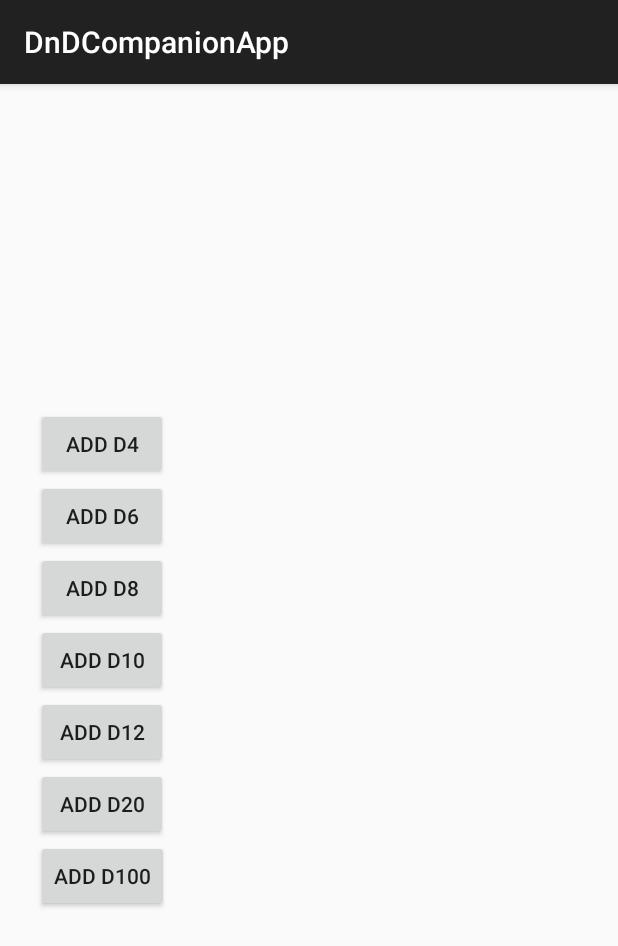
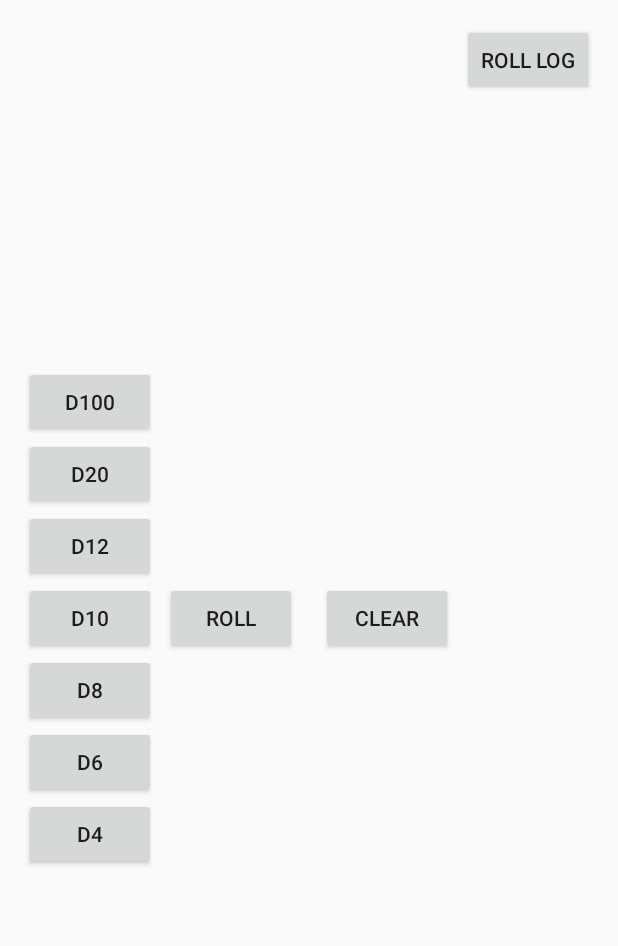
Before and after one commit to RaiderRaiden/DnDCompanionApp, an Android app built with Jetpack Compose: the screen it shows after launch (MainActivity), on a phone screen of 412 x 824 dp. Shown: the top 946 px of the screen. Run offline under Robolectric (Android 15) with nearby library versions, the phone set to English and light mode, and no system bars.

Commit message:
This model contains a fully functional app.
This contains a proper log cotaining history of previous rolls. Along with an updated UI.

```diff
--- a/app/src/main/java/com/example/dndcompanionapp/MainActivity.kt
+++ b/app/src/main/java/com/example/dndcompanionapp/MainActivity.kt
@@ -1,111 +1,127 @@
 package com.example.dndcompanionapp
 
+import android.content.Intent
 import android.os.Bundle
 import android.view.View
-import android.widget.*
+import android.widget.Button
+import android.widget.LinearLayout
+import android.widget.TextView
 import androidx.appcompat.app.AppCompatActivity
 import kotlin.random.Random
 
 class MainActivity : AppCompatActivity() {
 
-    private val diceTypes = listOf(4, 6, 8, 10, 12, 20, 100)
-    private val diceSelection = mutableMapOf<Int, Int>()
-    private val diceButtons = mutableMapOf<Int, Button>()
-
-    private lateinit var summaryText: TextView
-    private lateinit var resultText: TextView
-    private lateinit var totalText: TextView
-    private lateinit var buttonsCenterContainer: LinearLayout
+    private lateinit var rollLogButton: Button
     private lateinit var rollButton: Button
     private lateinit var clearButton: Button
+    private lateinit var diceButtonsLayout: LinearLayout
+    private lateinit var resultText: TextView
+    private lateinit var detailedRollsText: TextView
 
-    private fun updateUI() {
-        val summary = diceSelection
-            .filter { it.value > 0 }
-            .entries.joinToString(" + ") { "${it.value}d${it.key}" }
+    private val diceMap = mapOf(
+        R.id.d100Button to 100,
+        R.id.d20Button to 20,
+        R.id.d12Button to 12,
+        R.id.d10Button to 10,
+        R.id.d8Button to 8,
+        R.id.d6Button to 6,
+        R.id.d4Button to 4
+    )
 
-        summaryText.text = summary
+    private val selectedDice = mutableMapOf<Int, Int>() // die sides -> count
 
-        // Show or hide the buttons container depending on if any dice are selected
-        buttonsCenterContainer.visibility = if (diceSelection.values.sum() > 0) View.VISIBLE else View.GONE
+    override fun onCreate(savedInstanceState: Bundle?) {
+        super.onCreate(savedInstanceState)
+        supportActionBar?.hide()
+        setContentView(R.layout.activity_main)
 
-        // Hide total & result while selecting (but we keep resultText to show previous rolls)
-        totalText.visibility = View.GONE
-        // Don't clear resultText here, so previous roll stays visible until clear
+        rollLogButton = findViewById(R.id.rollLogButton)
+        rollButton = findViewById(R.id.rollButton)
+        clearButton = findViewById(R.id.clearButton)
+        diceButtonsLayout = findViewById(R.id.diceButtonsLayout)
+        resultText = findViewById(R.id.resultText)
+        detailedRollsText = findViewById(R.id.detailedRollsText)
 
-        // Update die button labels with counts
-        for ((sides, button) in diceButtons) {
-            val count = diceSelection[sides] ?: 0
-            button.text = if (count > 0) "d$sides (x$count)" else "Add d$sides"
+        // Setup dice buttons click listeners
+        for ((id, sides) in diceMap) {
+            findViewById<Button>(id).setOnClickListener {
+                addDie(sides)
+            }
+        }
+
+        rollButton.setOnClickListener {
+            rollDice()
+        }
+
+        clearButton.setOnClickListener {
+            clearDice()
+        }
+
+        rollLogButton.setOnClickListener {
+            val intent = Intent(this, RollLogActivity::class.java)
+            startActivity(intent)
         }
     }
 
-    private fun rollAllDice(): Pair<String, Int> {
-        val resultBuilder = StringBuilder()
-        var total = 0
-        for ((sides, count) in diceSelection) {
-            if (count > 0) {
-                val rolls = List(count) { Random.nextInt(1, sides + 1) }
-                val subtotal = rolls.sum()
-                resultBuilder.append("${count}d$sides: ${rolls.joinToString(", ")} (Total: $subtotal)\n")
-                total += subtotal
-            }
+    private fun addDie(sides: Int) {
+        // If results are visible, assume a previous roll has happened, so start fresh
+        if (resultText.visibility == View.VISIBLE) {
+            selectedDice.clear()
+            resultText.text = ""
+            resultText.visibility = View.INVISIBLE
+            detailedRollsText.text = ""
         }
-        return Pair(resultBuilder.toString().trim(), total)
+
+        // Add the new die selection
+        selectedDice[sides] = (selectedDice[sides] ?: 0) + 1
+        updateDetailedRollsText()
+        rollButton.visibility = View.VISIBLE
+        clearButton.visibility = View.VISIBLE
     }
 
-    private fun clearSelection() {
-        diceSelection.keys.forEach { diceSelection[it] = 0 }
-        summaryText.text = ""
-        resultText.text = ""
-        totalText.text = ""
-        totalText.visibility = View.GONE
-        updateUI()
+
+    private fun rollDice() {
+        if (selectedDice.isEmpty()) return
+
+        val rollResults = mutableMapOf<Int, List<Int>>()
+        var total = 0
+
+        for ((sides, count) in selectedDice) {
+            val rolls = List(count) { Random.nextInt(1, sides + 1) }
+            rollResults[sides] = rolls
+            total += rolls.sum()
+        }
+
+        resultText.text = total.toString()
+        resultText.visibility = View.VISIBLE
+
+        // Prepare detailed breakdown text for bottom of screen
+        val breakdown = rollResults.entries.joinToString("\n") { (sides, rolls) ->
+            "${rolls.size}d$sides: ${rolls.joinToString(", ")}"
+        }
+        detailedRollsText.text = breakdown
+
+        // Log the roll in RollLog
+        RollLog.addEntry(total, breakdown)
+
+        // Hide buttons after rolling
+        rollButton.visibility = View.INVISIBLE
+        clearButton.visibility = View.INVISIBLE
     }
 
-    private fun setupDieButton(button: Button, sides: Int) {
-        diceButtons[sides] = button
-        diceSelection[sides] = 0
-        button.setOnClickListener {
-            diceSelection[sides] = diceSelection[sides]!! + 1
-            updateUI()
-        }
+    private fun clearDice() {
+        selectedDice.clear()
+        detailedRollsText.text = ""
+        resultText.text = ""
+        resultText.visibility = View.INVISIBLE
+        rollButton.visibility = View.VISIBLE
+        clearButton.visibility = View.VISIBLE
     }
 
-    override fun onCreate(savedInstanceState: Bundle?) {
-        super.onCreate(savedInstanceState)
-        setContentView(R.layout.activity_main)
-
-        summaryText = findViewById(R.id.summaryText)
-        resultText = findViewById(R.id.resultText)
-        totalText = findViewById(R.id.totalText)
-        buttonsCenterContainer = findViewById(R.id.buttonsCenterContainer)
-        rollButton = findViewById(R.id.rollButton)
-        clearButton = findViewById(R.id.clearButton)
-
-        // Setup die buttons
-        setupDieButton(findViewById(R.id.d4Button), 4)
-        setupDieButton(findViewById(R.id.d6Button), 6)
-        setupDieButton(findViewById(R.id.d8Button), 8)
-        setupDieButton(findViewById(R.id.d10Button), 10)
-        setupDieButton(findViewById(R.id.d12Button), 12)
-        setupDieButton(findViewById(R.id.d20Button), 20)
-        setupDieButton(findViewById(R.id.d100Button), 100)
-
-        rollButton.setOnClickListener {
-            val (details, total) = rollAllDice()
-            resultText.text = details          // Detailed rolls at bottom
-            totalText.text = total.toString()  // Big grand total centered
-            totalText.visibility = View.VISIBLE
-            buttonsCenterContainer.visibility = View.GONE
-            // Do NOT clear dice selection here, keep summary visible
+    private fun updateDetailedRollsText() {
+        val breakdown = selectedDice.entries.joinToString("\n") { (sides, count) ->
+            "${count}d$sides"
         }
-
-        clearButton.setOnClickListener {
-            clearSelection()
-            buttonsCenterContainer.visibility = View.VISIBLE
-        }
-
-        updateUI()
+        detailedRollsText.text = breakdown
     }
 }
--- a/app/src/main/res/layout/activity_main.xml
+++ b/app/src/main/res/layout/activity_main.xml
@@ -1,56 +1,72 @@
 <?xml version="1.0" encoding="utf-8"?>
-<androidx.constraintlayout.widget.ConstraintLayout
-    xmlns:android="http://schemas.android.com/apk/res/android"
-    xmlns:app="http://schemas.android.com/apk/res-auto"
+<RelativeLayout xmlns:android="http://schemas.android.com/apk/res/android"
+    xmlns:tools="http://schemas.android.com/tools"
+    android:id="@+id/mainLayout"
     android:layout_width="match_parent"
     android:layout_height="match_parent"
+    tools:context=".MainActivity"
     android:padding="16dp">
 
-    <!-- Vertical die buttons on the left, centered vertically -->
+    <!-- Dice Buttons column on the left, centered vertically -->
     <LinearLayout
-        android:id="@+id/buttonContainer"
+        android:id="@+id/diceButtonsLayout"
         android:layout_width="wrap_content"
         android:layout_height="wrap_content"
         android:orientation="vertical"
-        app:layout_constraintStart_toStartOf="parent"
-        app:layout_constraintTop_toTopOf="parent"
-        app:layout_constraintBottom_toBottomOf="parent"
-        android:layout_marginStart="8dp">
+        android:layout_alignParentStart="true"
+        android:layout_centerVertical="true">
 
-        <Button android:id="@+id/d4Button" android:layout_width="wrap_content" android:layout_height="wrap_content" android:text="Add d4"/>
-        <Button android:id="@+id/d6Button" android:layout_width="wrap_content" android:layout_height="wrap_content" android:text="Add d6"/>
-        <Button android:id="@+id/d8Button" android:layout_width="wrap_content" android:layout_height="wrap_content" android:text="Add d8"/>
-        <Button android:id="@+id/d10Button" android:layout_width="wrap_content" android:layout_height="wrap_content" android:text="Add d10"/>
-        <Button android:id="@+id/d12Button" android:layout_width="wrap_content" android:layout_height="wrap_content" android:text="Add d12"/>
-        <Button android:id="@+id/d20Button" android:layout_width="wrap_content" android:layout_height="wrap_content" android:text="Add d20"/>
-        <Button android:id="@+id/d100Button" android:layout_width="wrap_content" android:layout_height="wrap_content" android:text="Add d100"/>
+        <Button
+            android:id="@+id/d100Button"
+            android:layout_width="wrap_content"
+            android:layout_height="wrap_content"
+            android:text="d100" />
+
+        <Button
+            android:id="@+id/d20Button"
+            android:layout_width="wrap_content"
+            android:layout_height="wrap_content"
+            android:text="d20" />
+
+        <Button
+            android:id="@+id/d12Button"
+            android:layout_width="wrap_content"
+            android:layout_height="wrap_content"
+            android:text="d12" />
+
+        <Button
+            android:id="@+id/d10Button"
+            android:layout_width="wrap_content"
+            android:layout_height="wrap_content"
+            android:text="d10" />
+
+        <Button
+            android:id="@+id/d8Button"
+            android:layout_width="wrap_content"
+            android:layout_height="wrap_content"
+            android:text="d8" />
+
+        <Button
+            android:id="@+id/d6Button"
+            android:layout_width="wrap_content"
+            android:layout_height="wrap_content"
+            android:text="d6" />
+
+        <Button
+            android:id="@+id/d4Button"
+            android:layout_width="wrap_content"
+            android:layout_height="wrap_content"
+            android:text="d4" />
     </LinearLayout>
 
-    <!-- Summary text at top -->
-    <TextView
-        android:id="@+id/summaryText"
-        android:layout_width="0dp"
-        android:layout_height="wrap_content"
-        android:text=""
-        android:textSize="18sp"
-        android:textAlignment="center"
-        app:layout_constraintTop_toTopOf="parent"
-        app:layout_constraintStart_toStartOf="parent"
-        app:layout_constraintEnd_toEndOf="parent"
-        android:layout_marginTop="24dp"/>
-
-    <!-- Container for Roll and Clear buttons, centered horizontally and vertically -->
+    <!-- Roll and Clear buttons centered in the screen -->
     <LinearLayout
-        android:id="@+id/buttonsCenterContainer"
+        android:id="@+id/actionButtonsLayout"
         android:layout_width="wrap_content"
         android:layout_height="wrap_content"
-        android:orientation="vertical"
-        app:layout_constraintTop_toTopOf="parent"
-        app:layout_constraintBottom_toBottomOf="parent"
-        app:layout_constraintStart_toStartOf="parent"
-        app:layout_constraintEnd_toEndOf="parent"
-        android:gravity="center"
-        android:visibility="gone">
+        android:orientation="horizontal"
+        android:layout_centerInParent="true"
+        android:visibility="visible">
 
         <Button
             android:id="@+id/rollButton"
@@ -63,37 +79,39 @@
             android:layout_width="wrap_content"
             android:layout_height="wrap_content"
             android:text="Clear"
-            android:layout_marginTop="16dp" />
+            android:layout_marginStart="16dp" />
     </LinearLayout>
 
-    <!-- Grand Total displayed big and bold, centered horizontally and vertically -->
+    <!-- Result Text at the center of the screen, large font -->
     <TextView
-        android:id="@+id/totalText"
+        android:id="@+id/resultText"
         android:layout_width="wrap_content"
         android:layout_height="wrap_content"
         android:text=""
         android:textSize="48sp"
         android:textStyle="bold"
-        android:textAlignment="center"
-        android:gravity="center"
-        android:visibility="gone"
-        app:layout_constraintTop_toTopOf="parent"
-        app:layout_constraintBottom_toBottomOf="parent"
-        app:layout_constraintStart_toStartOf="parent"
-        app:layout_constraintEnd_toEndOf="parent"/>
+        android:layout_centerInParent="true"
+        android:visibility="invisible"
+        android:padding="8dp" />
 
-    <!-- Result display at bottom -->
+    <!-- Detailed roll breakdown at the bottom center -->
     <TextView
-        android:id="@+id/resultText"
-        android:layout_width="0dp"
+        android:id="@+id/detailedRollsText"
+        android:layout_width="match_parent"
         android:layout_height="wrap_content"
         android:text=""
-        android:textSize="18sp"
-        android:textAlignment="center"
-        android:gravity="center"
-        app:layout_constraintBottom_toBottomOf="parent"
-        app:layout_constraintStart_toStartOf="parent"
-        app:layout_constraintEnd_toEndOf="parent"
-        android:layout_marginBottom="24dp"/>
+        android:textSize="16sp"
+        android:layout_alignParentBottom="true"
+        android:layout_centerHorizontal="true"
+        android:padding="8dp" />
 
-</androidx.constraintlayout.widget.ConstraintLayout>
+    <!-- Button at top right to open roll log activity -->
+    <Button
+        android:id="@+id/rollLogButton"
+        android:layout_width="wrap_content"
+        android:layout_height="wrap_content"
+        android:text="Roll Log"
+        android:layout_alignParentTop="true"
+        android:layout_alignParentEnd="true" />
+
+</RelativeLayout>
--- /dev/null
+++ b/app/src/main/res/values/styles.xml
@@ -0,0 +1,9 @@
+<?xml version="1.0" encoding="utf-8"?>
+<resources>
+    <style name="AppTheme" parent="Theme.AppCompat.Light.DarkActionBar">
+        <!-- Customize your theme here -->
+        <item name="colorPrimary">#6200EE</item>
+        <item name="colorPrimaryDark">#3700B3</item>
+        <item name="colorAccent">#03DAC5</item>
+    </style>
+</resources>
```
Also changed, not shown: app/src/main/AndroidManifest.xml (+9 -12 lines), app/src/main/java/com/example/dndcompanionapp/RollLog.kt (added, +13 -0 lines), app/src/main/java/com/example/dndcompanionapp/RollLogActivity.kt (added, +29 -0 lines), app/src/main/res/layout/activity_roll_log.xml (added, +16 -0 lines).
